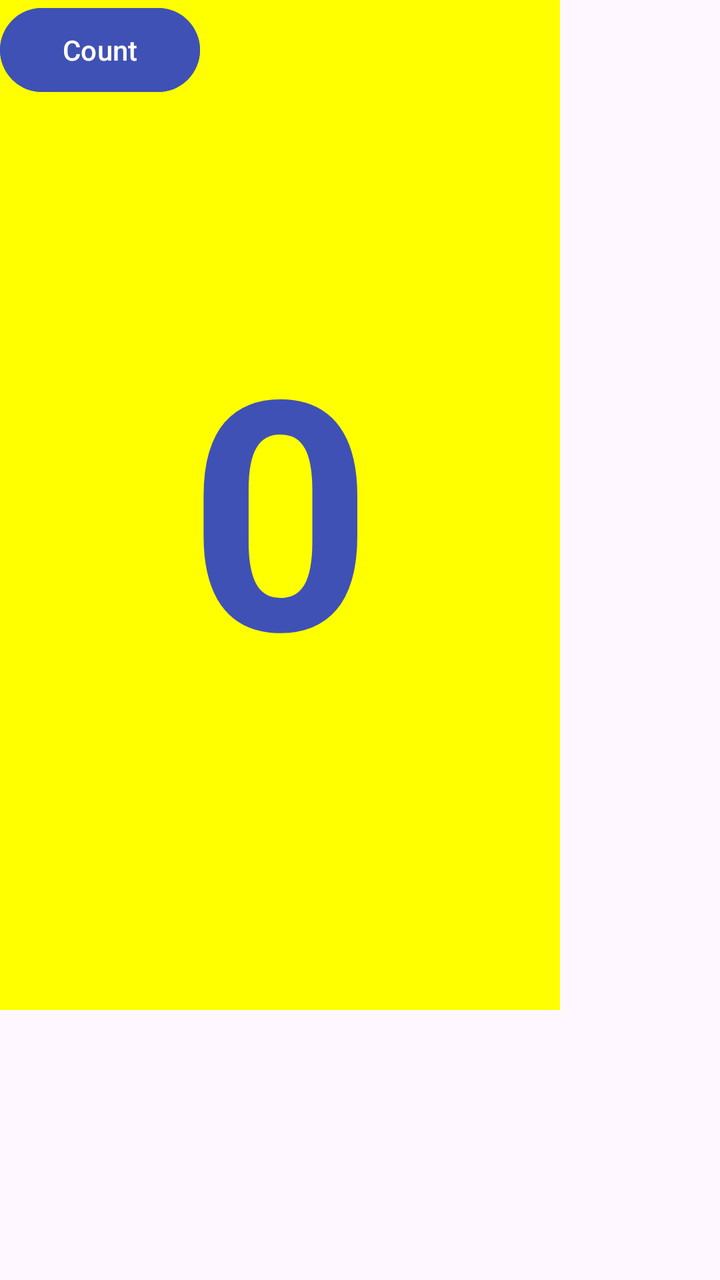
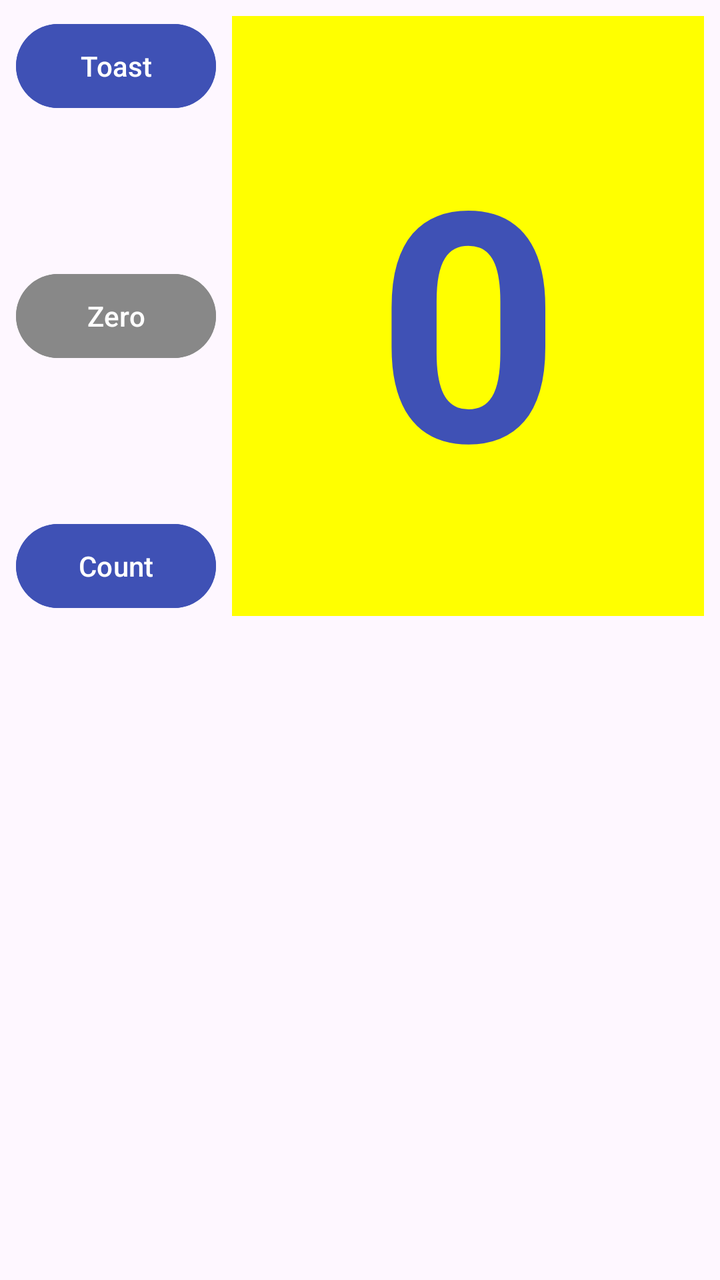

Screens rendered from an Android XML layout before and after an edit, with the pre-edit source and the edit as a unified diff.
<!-- AndroidManifest.xml: application theme Theme.HelloConstraint -->
<!-- res/layout/activity_main.xml -->
<?xml version="1.0" encoding="utf-8"?>
<androidx.constraintlayout.widget.ConstraintLayout xmlns:android="http://schemas.android.com/apk/res/android"
    xmlns:app="http://schemas.android.com/apk/res-auto"
    xmlns:tools="http://schemas.android.com/tools"
    android:id="@+id/main"
    android:layout_width="match_parent"
    android:layout_height="match_parent"
    tools:context=".MainActivity">

    <Button
        android:id="@+id/button_toast"
        android:layout_width="100dp"
        android:layout_height="50dp"
        android:backgroundTint="#3F51B5"
        android:text="@string/button_label_toast"
        android:textColor="#FFFFFF"
        tools:layout_editor_absoluteX="3dp"
        tools:layout_editor_absoluteY="268dp" />

    <Button
        android:id="@+id/button_zero"
        android:layout_width="100dp"
        android:layout_height="50dp"
        android:backgroundTint="#787E92"
        android:text="@string/button_label_zero"
        android:textColor="#FFFFFF"
        tools:layout_editor_absoluteX="3dp"
        tools:layout_editor_absoluteY="318dp" />

    <TextView
        android:id="@+id/show_count"
        android:layout_width="280dp"
        android:layout_height="505dp"
        android:background="#FFFF00"
        android:gravity="center"
        android:text="@string/count_initial_value"
        android:textColor="#3F51B5"
        android:textSize="160sp"
        android:textStyle="bold"
        tools:layout_editor_absoluteX="115dp"
        tools:layout_editor_absoluteY="113dp" />

    <Button
        android:id="@+id/button_count"
        android:layout_width="100dp"
        android:layout_height="50dp"
        android:backgroundTint="#3F51B5"
        android:text="@string/button_label_count"
        android:textColor="#FFFFFF"
        tools:layout_editor_absoluteX="3dp"
        tools:layout_editor_absoluteY="368dp" />

</androidx.constraintlayout.widget.ConstraintLayout>
<!-- resources referenced by this layout -->
<resources>
  <string name="button_label_count">Count</string>
  <string name="button_label_toast">Toast</string>
  <string name="button_label_zero">Zero</string>
  <string name="count_initial_value">0</string>
  <style name="Theme.HelloConstraint" parent="Base.Theme.HelloConstraint" />
  <style name="Base.Theme.HelloConstraint" parent="Theme.Material3.DayNight.NoActionBar">
          
          
      </style>
</resources>

<!-- the commit's change to res/layout/activity_main.xml (unified diff, before → after) -->
@@ -11,43 +11,54 @@
         android:id="@+id/button_toast"
         android:layout_width="100dp"
         android:layout_height="50dp"
+        android:layout_marginStart="8dp"
         android:backgroundTint="#3F51B5"
+        android:onClick="showToast"
         android:text="@string/button_label_toast"
         android:textColor="#FFFFFF"
-        tools:layout_editor_absoluteX="3dp"
-        tools:layout_editor_absoluteY="268dp" />
+        app:layout_constraintStart_toStartOf="parent"
+        app:layout_constraintTop_toTopOf="@+id/show_count" />
 
     <Button
         android:id="@+id/button_zero"
         android:layout_width="100dp"
         android:layout_height="50dp"
-        android:backgroundTint="#787E92"
+        android:layout_marginStart="8dp"
+        android:backgroundTint="#888888"
+        android:onClick="resetCount"
         android:text="@string/button_label_zero"
         android:textColor="#FFFFFF"
-        tools:layout_editor_absoluteX="3dp"
-        tools:layout_editor_absoluteY="318dp" />
+        app:layout_constraintBottom_toTopOf="@+id/button_count"
+        app:layout_constraintStart_toStartOf="parent"
+        app:layout_constraintTop_toBottomOf="@+id/button_toast" />
+
+    <Button
+        android:id="@+id/button_count"
+        android:layout_width="100dp"
+        android:layout_height="50dp"
+        android:layout_marginStart="8dp"
+        android:backgroundTint="#3F51B5"
+        android:onClick="countUp"
+        android:text="@string/button_label_count"
+        android:textColor="#FFFFFF"
+        app:layout_constraintBottom_toBottomOf="@+id/show_count"
+        app:layout_constraintStart_toStartOf="parent" />
 
     <TextView
         android:id="@+id/show_count"
-        android:layout_width="280dp"
-        android:layout_height="505dp"
+        android:layout_width="0dp"
+        android:layout_height="300dp"
+        android:layout_marginStart="8dp"
+        android:layout_marginTop="8dp"
+        android:layout_marginEnd="8dp"
         android:background="#FFFF00"
         android:gravity="center"
         android:text="@string/count_initial_value"
         android:textColor="#3F51B5"
         android:textSize="160sp"
         android:textStyle="bold"
-        tools:layout_editor_absoluteX="115dp"
-        tools:layout_editor_absoluteY="113dp" />
-
-    <Button
-        android:id="@+id/button_count"
-        android:layout_width="100dp"
-        android:layout_height="50dp"
-        android:backgroundTint="#3F51B5"
-        android:text="@string/button_label_count"
-        android:textColor="#FFFFFF"
-        tools:layout_editor_absoluteX="3dp"
-        tools:layout_editor_absoluteY="368dp" />
+        app:layout_constraintEnd_toEndOf="parent"
+        app:layout_constraintStart_toEndOf="@+id/button_toast"
+        app:layout_constraintTop_toTopOf="parent" />
 
 </androidx.constraintlayout.widget.ConstraintLayout>
